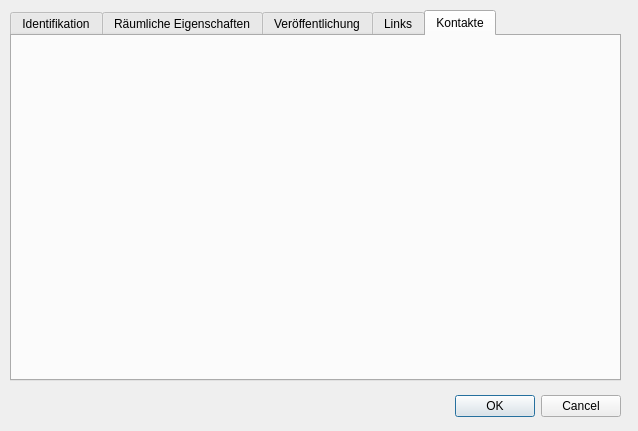
This is pg_metadata/resources/ui/edit_metadata_dialog.ui in effjot/qgis-pgmetadata-plugin as Qt 5 draws it before an edit. The edited form follows.
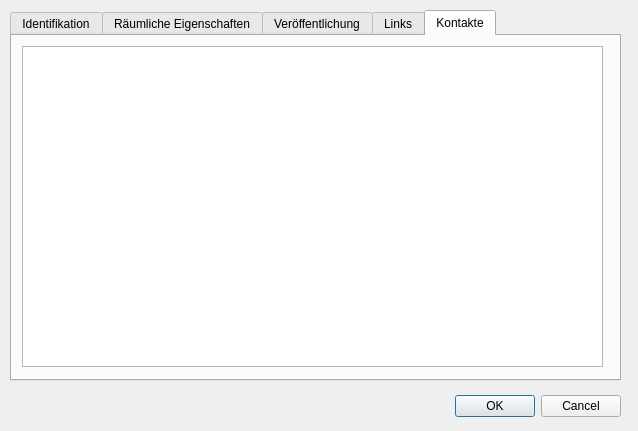
This is the edited form. The open tabs and pages were chosen to show the change. Custom widgets are drawn as their Qt base class.

Commit message: Edit dialog: show contacts

```diff
--- a/pg_metadata/resources/ui/edit_metadata_dialog.ui
+++ b/pg_metadata/resources/ui/edit_metadata_dialog.ui
@@ -687,6 +687,76 @@
     <attribute name="title">
      <string>Kontakte</string>
     </attribute>
+    <widget class="QTableWidget" name="table_contacts">
+     <property name="geometry">
+      <rect>
+       <x>10</x>
+       <y>10</y>
+       <width>581</width>
+       <height>321</height>
+      </rect>
+     </property>
+     <property name="sizeAdjustPolicy">
+      <enum>QAbstractScrollArea::AdjustIgnored</enum>
+     </property>
+     <property name="alternatingRowColors">
+      <bool>true</bool>
+     </property>
+     <property name="selectionBehavior">
+      <enum>QAbstractItemView::SelectRows</enum>
+     </property>
+     <property name="textElideMode">
+      <enum>Qt::ElideRight</enum>
+     </property>
+     <property name="cornerButtonEnabled">
+      <bool>false</bool>
+     </property>
+     <property name="rowCount">
+      <number>0</number>
+     </property>
+     <property name="columnCount">
+      <number>6</number>
+     </property>
+     <attribute name="horizontalHeaderVisible">
+      <bool>false</bool>
+     </attribute>
+     <attribute name="horizontalHeaderDefaultSectionSize">
+      <number>80</number>
+     </attribute>
+     <attribute name="verticalHeaderVisible">
+      <bool>false</bool>
+     </attribute>
+     <column>
+      <property name="text">
+       <string>Rolle</string>
+      </property>
+     </column>
+     <column>
+      <property name="text">
+       <string>Name</string>
+      </property>
+     </column>
+     <column>
+      <property name="text">
+       <string>Organisation</string>
+      </property>
+     </column>
+     <column>
+      <property name="text">
+       <string>Abteilung</string>
+      </property>
+     </column>
+     <column>
+      <property name="text">
+       <string>E-Mail</string>
+      </property>
+     </column>
+     <column>
+      <property name="text">
+       <string>Telefon</string>
+      </property>
+     </column>
+    </widget>
    </widget>
   </widget>
  </widget>
```
Left out of the diff: 4 changed lines with no effect on the pictures. The commit also changes 1 other file.
